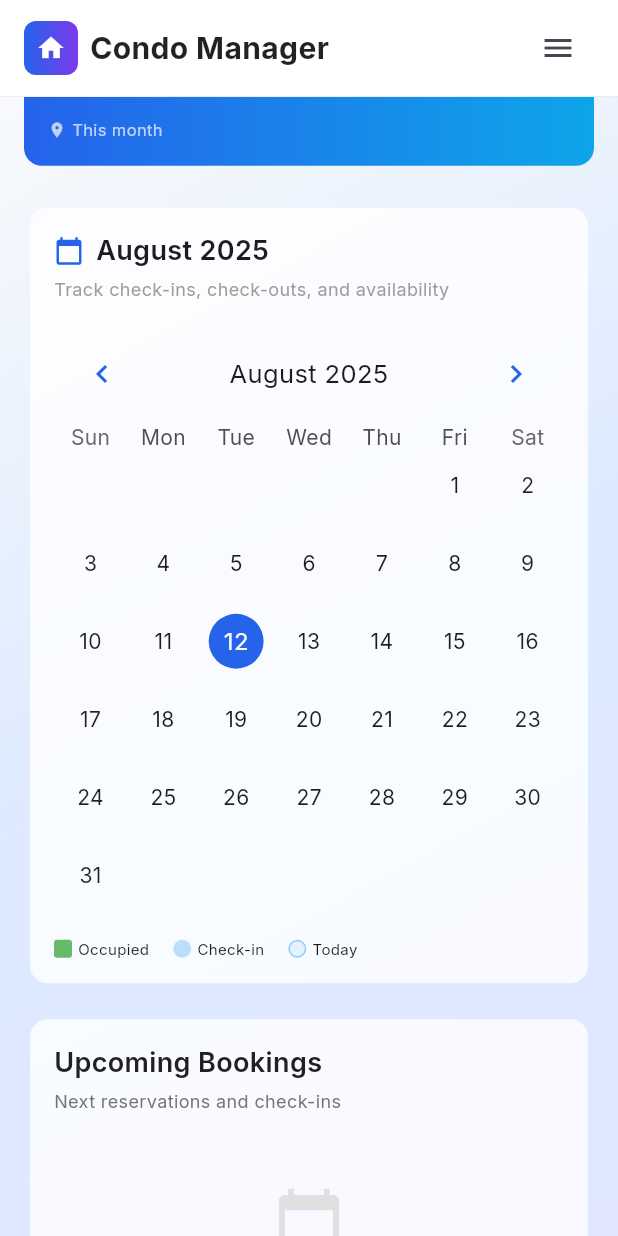
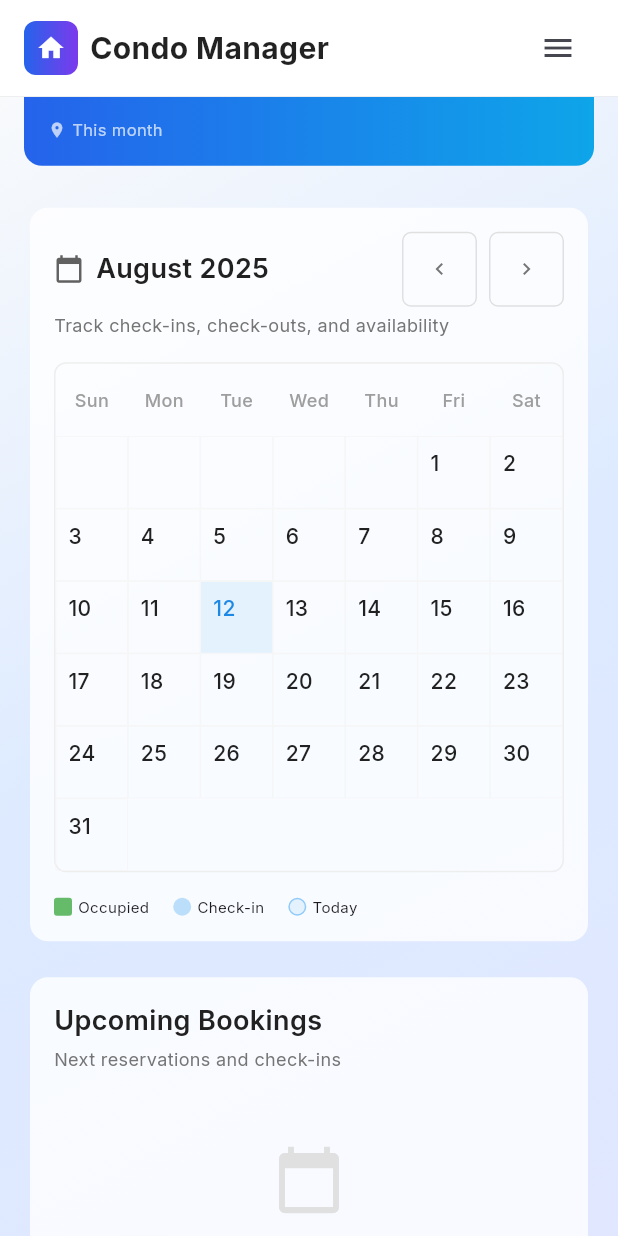
Before and after one commit to delgadjp/Raven-Nest, a Flutter app: the CalendarScreen screen opened by its route, scrolled down 576 dp, on a phone screen of 412 x 824 dp. Run offline on Flutter 3.47's test engine with Material 3 defaults, Android fonts, the phone set to English and light mode, and no system bars; drawn by our look-alikes of table_calendar; our stand-ins replace go_router, google_fonts.

Commit message:
Refactor CalendarScreen: Enhance calendar layout, improve date navigation, and streamline booking display for better usability

```diff
--- a/lib/screens/calendar_screen.dart
+++ b/lib/screens/calendar_screen.dart
@@ -1,7 +1,11 @@
 import 'package:flutter/material.dart';
-import 'package:table_calendar/table_calendar.dart';
 import 'package:intl/intl.dart';
 import '../widgets/navigation.dart';
+
+// Utility function to check if two dates are the same day
+bool isSameDay(DateTime a, DateTime b) {
+  return a.year == b.year && a.month == b.month && a.day == b.day;
+}
 
 class Booking {
   final int id;
@@ -36,7 +40,6 @@ class CalendarScreen extends StatefulWidget {
 
 class _CalendarScreenState extends State<CalendarScreen> {
   late DateTime _focusedDay;
-  DateTime? _selectedDay;
 
   final List<Booking> bookings = [
     Booking(
@@ -89,7 +92,6 @@ class _CalendarScreenState extends State<CalendarScreen> {
   void initState() {
     super.initState();
     _focusedDay = DateTime.now();
-    _selectedDay = DateTime.now();
   }
 
   List<Booking> _getBookingsForDay(DateTime day) {
@@ -106,10 +108,6 @@ class _CalendarScreenState extends State<CalendarScreen> {
       }
     }
     return null;
-  }
-
-  bool _isBookedDay(DateTime day) {
-    return _getBookingsForDay(day).isNotEmpty;
   }
 
   List<Booking> get upcomingBookings {
@@ -418,132 +416,122 @@ class _CalendarScreenState extends State<CalendarScreen> {
     return Card(
       elevation: 0,
       color: Colors.white.withOpacity(0.8),
-      child: Padding(
+      surfaceTintColor: Colors.transparent,
+      shape: RoundedRectangleBorder(borderRadius: BorderRadius.circular(12)),
+      child: Column(
+        crossAxisAlignment: CrossAxisAlignment.start,
+        children: [
+          // Card Header
+          Padding(
             padding: const EdgeInsets.all(16),
             child: Column(
               crossAxisAlignment: CrossAxisAlignment.start,
               children: [
                 Row(
+                  mainAxisAlignment: MainAxisAlignment.spaceBetween,
                   children: [
-                const Icon(
+                    Row(
+                      children: [
+                        Icon(
                           Icons.calendar_today,
                           size: 20,
-                  color: Color(0xFF2563EB),
+                          color: Colors.grey.shade700,
                         ),
                         const SizedBox(width: 8),
                         Text(
                           DateFormat('MMMM yyyy').format(_focusedDay),
-                  style: const TextStyle(
+                          style: TextStyle(
                             fontSize: 18,
                             fontWeight: FontWeight.w600,
+                            color: Colors.grey.shade900,
                           ),
                         ),
                       ],
                     ),
+                    Row(
+                      children: [
+                        Container(
+                          decoration: BoxDecoration(
+                            border: Border.all(color: Colors.grey.shade300),
+                            borderRadius: BorderRadius.circular(6),
+                          ),
+                          child: IconButton(
+                            onPressed: () {
+                              setState(() {
+                                _focusedDay = DateTime(_focusedDay.year, _focusedDay.month - 1);
+                              });
+                            },
+                            icon: Icon(
+                              Icons.chevron_left,
+                              size: 16,
+                              color: Colors.grey.shade600,
+                            ),
+                            constraints: const BoxConstraints(minWidth: 32, minHeight: 32),
+                            padding: EdgeInsets.zero,
+                          ),
+                        ),
+                        const SizedBox(width: 8),
+                        Container(
+                          decoration: BoxDecoration(
+                            border: Border.all(color: Colors.grey.shade300),
+                            borderRadius: BorderRadius.circular(6),
+                          ),
+                          child: IconButton(
+                            onPressed: () {
+                              setState(() {
+                                _focusedDay = DateTime(_focusedDay.year, _focusedDay.month + 1);
+                              });
+                            },
+                            icon: Icon(
+                              Icons.chevron_right,
+                              size: 16,
+                              color: Colors.grey.shade600,
+                            ),
+                            constraints: const BoxConstraints(minWidth: 32, minHeight: 32),
+                            padding: EdgeInsets.zero,
+                          ),
+                        ),
+                      ],
+                    ),
+                  ],
+                ),
                 const SizedBox(height: 4),
-            const Text(
+                Text(
                   'Track check-ins, check-outs, and availability',
                   style: TextStyle(
                     fontSize: 12,
-                color: Colors.grey,
+                    color: Colors.grey.shade600,
                   ),
                 ),
-            const SizedBox(height: 16),
-            TableCalendar<Booking>(
-              firstDay: DateTime.utc(2020, 1, 1),
-              lastDay: DateTime.utc(2030, 12, 31),
-              focusedDay: _focusedDay,
-              selectedDayPredicate: (day) => isSameDay(_selectedDay, day),
-              eventLoader: _getBookingsForDay,
-              calendarFormat: CalendarFormat.month,
-              startingDayOfWeek: StartingDayOfWeek.sunday,
-              onDaySelected: (selectedDay, focusedDay) {
-                setState(() {
-                  _selectedDay = selectedDay;
-                  _focusedDay = focusedDay;
-                });
-              },
-              onPageChanged: (focusedDay) {
-                setState(() {
-                  _focusedDay = focusedDay;
-                });
-              },
-              calendarStyle: CalendarStyle(
-                outsideDaysVisible: false,
-                weekendTextStyle: const TextStyle(color: Colors.black87),
-                holidayTextStyle: const TextStyle(color: Colors.black87),
-                selectedDecoration: BoxDecoration(
-                  color: const Color(0xFF2563EB),
-                  shape: BoxShape.circle,
-                ),
-                todayDecoration: BoxDecoration(
-                  color: Colors.blue.shade100,
-                  shape: BoxShape.circle,
-                  border: Border.all(color: Colors.blue.shade200),
-                ),
-                markerDecoration: BoxDecoration(
-                  color: Colors.green.shade400,
-                  shape: BoxShape.circle,
-                ),
-                markersMaxCount: 1,
-              ),
-              headerStyle: const HeaderStyle(
-                formatButtonVisible: false,
-                titleCentered: true,
-                leftChevronIcon: Icon(
-                  Icons.chevron_left,
-                  color: Color(0xFF2563EB),
-                ),
-                rightChevronIcon: Icon(
-                  Icons.chevron_right,
-                  color: Color(0xFF2563EB),
+              ],
             ),
           ),
-              calendarBuilders: CalendarBuilders(
-                markerBuilder: (context, day, events) {
-                  final checkIn = _getCheckInForDay(day);
-                  if (checkIn != null) {
-                    return Positioned(
-                      bottom: 2,
-                      child: Container(
-                        padding: const EdgeInsets.symmetric(
-                            horizontal: 4, vertical: 1),
+
+          // Card Content
+          Padding(
+            padding: const EdgeInsets.fromLTRB(16, 0, 16, 16),
+            child: Column(
+              children: [
+                // Custom Calendar Grid
+                Container(
                   decoration: BoxDecoration(
-                          color: Colors.blue.shade100,
+                    border: Border.all(color: Colors.grey.shade200),
                     borderRadius: BorderRadius.circular(8),
                   ),
-                        child: Text(
-                          'Check-in',
-                          style: TextStyle(
-                            fontSize: 8,
-                            color: Colors.blue.shade800,
-                            fontWeight: FontWeight.w500,
+                  child: Column(
+                    children: [
+                      // Calendar Grid
+                      _buildCustomCalendarGrid(),
+                    ],
                   ),
                 ),
-                      ),
-                    );
-                  } else if (_isBookedDay(day)) {
-                    return Positioned(
-                      bottom: 2,
-                      child: Container(
-                        width: 24,
-                        height: 4,
-                        decoration: BoxDecoration(
-                          color: Colors.green.shade400,
-                          borderRadius: BorderRadius.circular(2),
-                        ),
-                      ),
-                    );
-                  }
-                  return null;
-                },
-              ),
-            ),
+
                 const SizedBox(height: 16),
+
+                // Legend
                 Row(
                   children: [
-                _buildLegendItem(
-                    Colors.green.shade400, 'Occupied', isCircle: false),
+                    _buildLegendItem(Colors.green.shade400, 'Occupied', isCircle: false),
                     const SizedBox(width: 16),
                     _buildLegendItem(Colors.blue.shade100, 'Check-in'),
                     const SizedBox(width: 16),
@@ -553,6 +541,126 @@ class _CalendarScreenState extends State<CalendarScreen> {
               ],
             ),
           ),
+        ],
+      ),
+    );
+  }
+
+  Widget _buildCustomCalendarGrid() {
+    final daysInMonth = DateTime(_focusedDay.year, _focusedDay.month + 1, 0).day;
+    final firstDayOfMonth = DateTime(_focusedDay.year, _focusedDay.month, 1).weekday;
+    final adjustedFirstDay = firstDayOfMonth == 7 ? 0 : firstDayOfMonth; // Sunday = 0
+
+    final dayNames = ['Sun', 'Mon', 'Tue', 'Wed', 'Thu', 'Fri', 'Sat'];
+    final today = DateTime.now();
+
+    List<Widget> calendarCells = [];
+
+    // Day headers
+    for (String dayName in dayNames) {
+      calendarCells.add(
+        Container(
+          height: 40,
+          alignment: Alignment.center,
+          child: Text(
+            dayName,
+            style: TextStyle(
+              fontSize: 12,
+              fontWeight: FontWeight.w500,
+              color: Colors.grey.shade500,
+            ),
+          ),
+        ),
+      );
+    }
+
+    // Empty cells before month starts
+    for (int i = 0; i < adjustedFirstDay; i++) {
+      calendarCells.add(Container(
+        height: 80,
+        decoration: BoxDecoration(
+          border: Border.all(color: Colors.grey.shade100, width: 0.5),
+        ),
+      ));
+    }
+
+    // Days of the month
+    for (int day = 1; day <= daysInMonth; day++) {
+      final currentDate = DateTime(_focusedDay.year, _focusedDay.month, day);
+      final isToday = isSameDay(currentDate, today);
+      final bookingsForDay = _getBookingsForDay(currentDate);
+      final checkInBooking = _getCheckInForDay(currentDate);
+      final hasBookings = bookingsForDay.isNotEmpty;
+
+      calendarCells.add(
+        Container(
+          height: 80,
+          decoration: BoxDecoration(
+            border: Border.all(color: Colors.grey.shade100, width: 0.5),
+            color: isToday
+                ? Colors.blue.shade50
+                : hasBookings
+                    ? Colors.green.shade50
+                    : Colors.transparent,
+          ),
+          child: Padding(
+            padding: const EdgeInsets.all(8.0),
+            child: Column(
+              crossAxisAlignment: CrossAxisAlignment.start,
+              children: [
+                Text(
+                  '$day',
+                  style: TextStyle(
+                    fontSize: 14,
+                    fontWeight: FontWeight.w500,
+                    color: isToday ? Colors.blue.shade600 : Colors.grey.shade900,
+                  ),
+                ),
+                if (checkInBooking != null) ...[
+                  const SizedBox(height: 4),
+                  Expanded(
+                    child: Container(
+                      padding: const EdgeInsets.symmetric(horizontal: 4, vertical: 2),
+                      decoration: BoxDecoration(
+                        color: Colors.blue.shade100,
+                        borderRadius: BorderRadius.circular(4),
+                      ),
+                      child: Text(
+                        'Check-in: ${checkInBooking.guestName}',
+                        style: TextStyle(
+                          fontSize: 10,
+                          color: Colors.blue.shade800,
+                          fontWeight: FontWeight.w500,
+                        ),
+                        maxLines: 2,
+                        overflow: TextOverflow.ellipsis,
+                      ),
+                    ),
+                  ),
+                ] else if (hasBookings && checkInBooking == null) ...[
+                  const Spacer(),
+                  Container(
+                    height: 8,
+                    margin: const EdgeInsets.symmetric(horizontal: 4),
+                    decoration: BoxDecoration(
+                      color: Colors.green.shade400,
+                      borderRadius: BorderRadius.circular(4),
+                    ),
+                  ),
+                ],
+              ],
+            ),
+          ),
+        ),
+      );
+    }
+
+    return GridView.count(
+      shrinkWrap: true,
+      physics: const NeverScrollableScrollPhysics(),
+      crossAxisCount: 7,
+      childAspectRatio: 1.0,
+      children: calendarCells,
     );
   }
 
```
Lines whose indentation alone changed are shown as unchanged.
